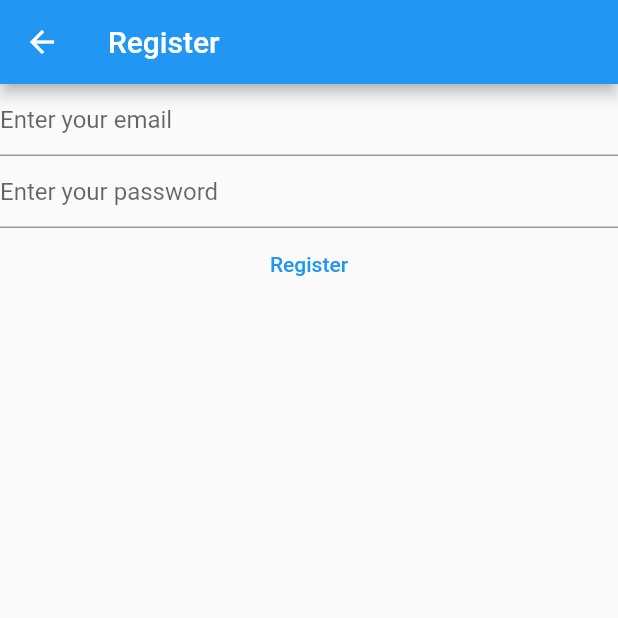
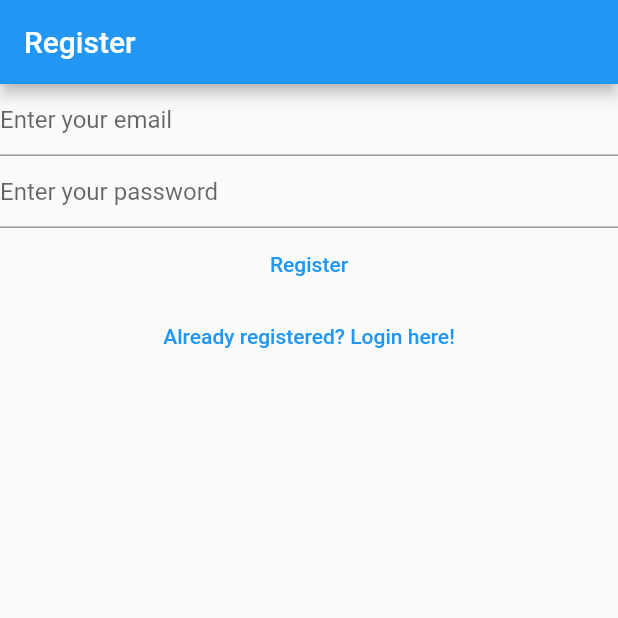
Before and after one commit to Grois333/Notekeep, a Flutter app: the RegisterView screen opened directly, on a phone screen of 412 x 824 dp, the top half of it. Run offline on Flutter 3.47's test engine with Material 2 defaults, Android fonts, the phone set to English and light mode, and no system bars; our stand-ins replace firebase_auth, firebase_core; accounts and stored records are empty; generated files the repository leaves out were written again.

Commit message:
updated login and register routes and added verify email file

```diff
--- a/lib/views/register_view.dart
+++ b/lib/views/register_view.dart
@@ -1,7 +1,5 @@
 import 'package:firebase_auth/firebase_auth.dart';
-import 'package:firebase_core/firebase_core.dart';
 import 'package:flutter/material.dart';
-import 'package:notekeep/firebase_options.dart';
 
 class RegisterView extends StatefulWidget {
   const RegisterView({ Key? key }) : super(key: key);
@@ -32,17 +30,8 @@
   @override
   Widget build(BuildContext context) {
     return Scaffold(
-      appBar: AppBar(
-        title: const Text('Register'),
-      ),
-      body: FutureBuilder(
-        future: Firebase.initializeApp(
-          options: DefaultFirebaseOptions.currentPlatform,
-        ),
-        builder: (context, snapshot) {
-          switch (snapshot.connectionState){
-            case ConnectionState.done:
-              return Column(
+      appBar: AppBar(title: const Text('Register'),),
+      body: Column(
         children: [
           TextField(
             controller: _email,
@@ -82,12 +71,12 @@
               }
             }
           }, child: const Text('Register'),),
+          TextButton(
+            onPressed: () {
+              Navigator.of(context).pushNamedAndRemoveUntil('/login/', (route) => false,);
+            }, child: const Text('Already registered? Login here!')
+          )
         ],
-              );
-              default:
-              return const Text('Loading...');
-          }
-        },
       ),
     );
   }
```
Also changed, not shown: lib/main.dart (+26 -11 lines), lib/views/login_view.dart (+11 -20 lines), lib/views/verify_email_view.dart (added, +30 -0 lines). Lines whose indentation alone changed are shown as unchanged.
